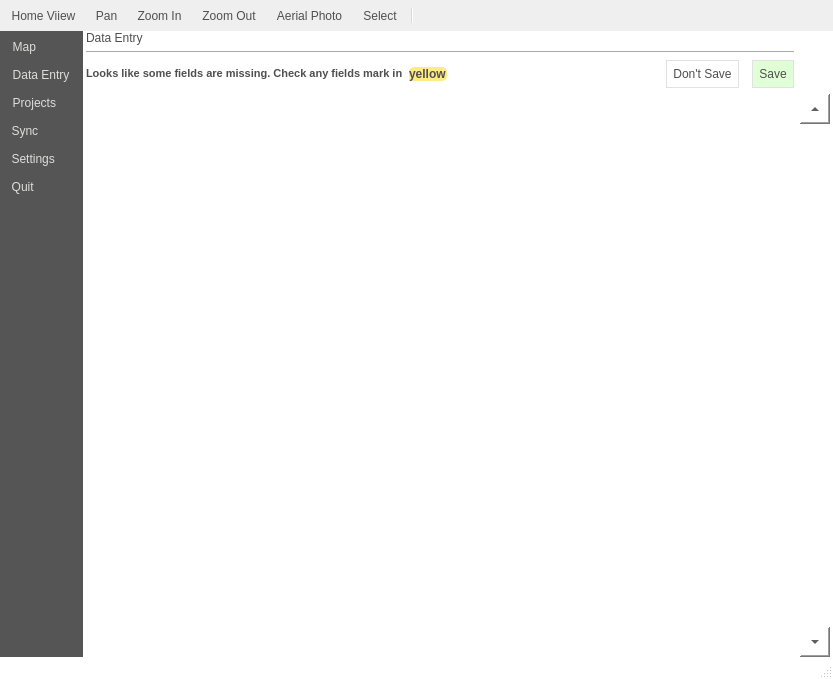
Qt form src/roam/ui_mainwindow.ui (roam-qgis/Roam) before a commit.
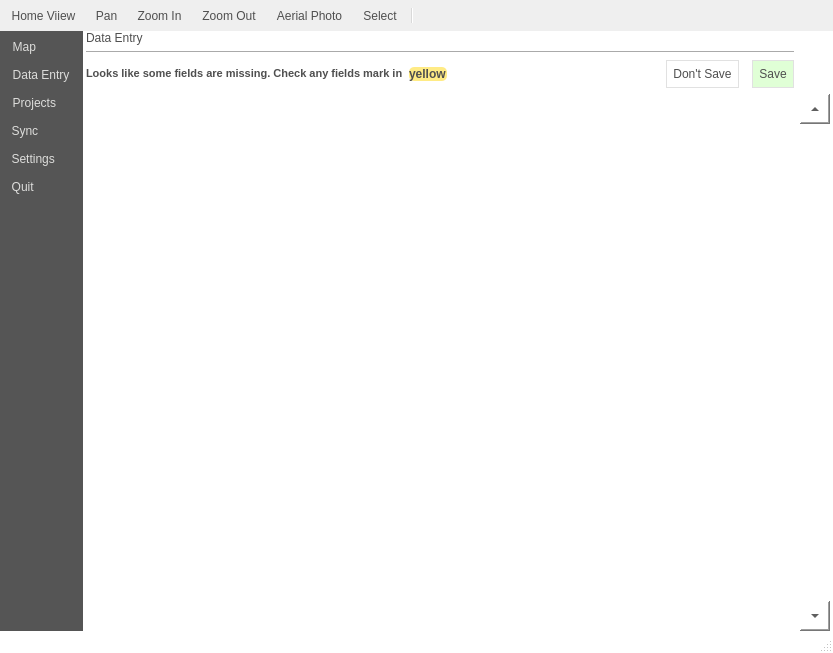
The same form after that commit. Icons and pictures are not drawn. Custom widgets are drawn as their Qt base class.

```diff
--- a/src/roam/ui_mainwindow.ui
+++ b/src/roam/ui_mainwindow.ui
@@ -7,7 +7,7 @@
     <x>0</x>
     <y>0</y>
     <width>833</width>
-    <height>679</height>
+    <height>653</height>
    </rect>
   </property>
   <property name="sizePolicy">
@@ -307,7 +307,7 @@
              <x>0</x>
              <y>0</y>
              <width>686</width>
-             <height>441</height>
+             <height>415</height>
             </rect>
            </property>
            <property name="styleSheet">
```
Left out of the diff: 6 changed lines with no effect on the pictures.
